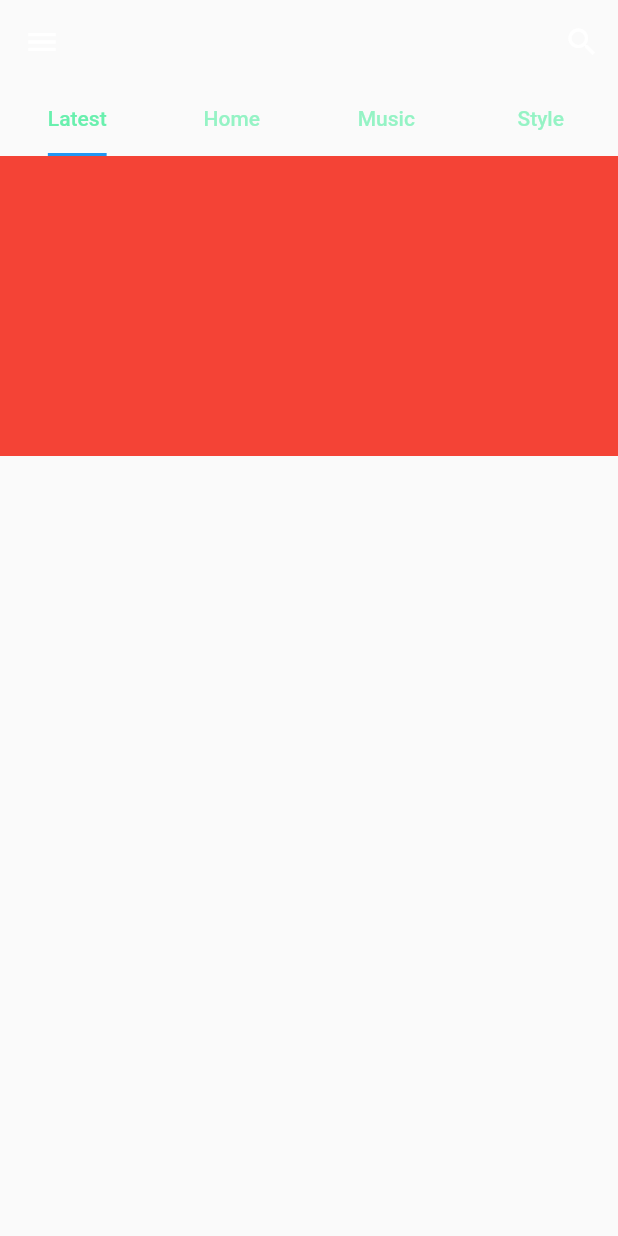
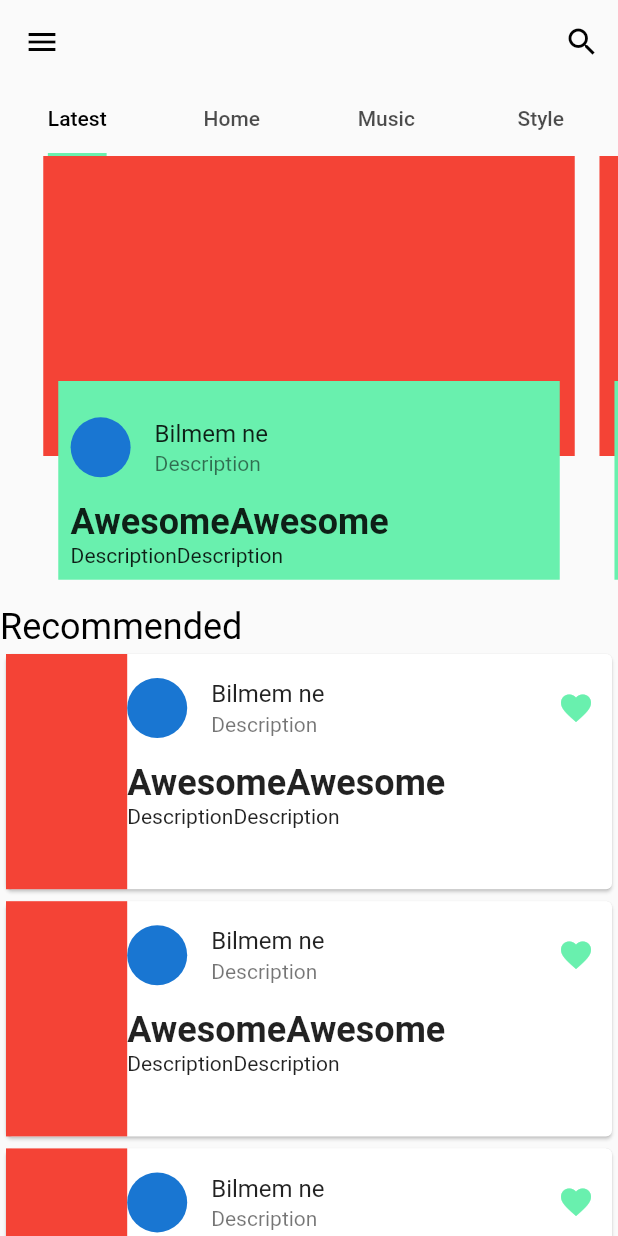
Before and after one commit to furkanagess/fullArchitectureApp, a Flutter app: the screen it shows after launch, after a tap on the "menu" icon, on a phone screen of 412 x 824 dp. Run offline on Flutter 3.47's test engine with Material 2 defaults, Android fonts, the light colour scheme and no system bars; our stand-ins replace auto_size_text, flutter_mobx, flutter_svg, mobx; generated files the repository leaves out were written again.

Commit message:
list_view

```diff
--- a/lib/core/theme/app_theme_light.dart
+++ b/lib/core/theme/app_theme_light.dart
@@ -1,5 +1,3 @@
-import 'dart:js';
-
 import 'package:flutter/material.dart';
 import 'package:random_full_app/core/extension/context_extension.dart';
 
--- a/lib/view/home/feed/view/build_feed_view.dart
+++ b/lib/view/home/feed/view/build_feed_view.dart
@@ -15,14 +15,16 @@ class BuildFeedView extends StatelessWidget {
         model.init();
       },
       onPageBuilder: (context, value) => Scaffold(
-        appBar: _buildAppBar(),
+        appBar: _buildAppBar(context),
         body: DefaultTabController(
           length: 4,
           child: ListView(
             children: [
               TabBar(
+                indicatorColor: context.colors.onPrimary,
+                labelStyle: context.textTheme.bodyLarge,
                 indicatorSize: TabBarIndicatorSize.label,
-                labelColor: context.colors.onPrimary,
+                labelColor: context.colors.primary,
                 tabs: [
                   Tab(
                     text: "Latest",
@@ -38,8 +40,53 @@ class BuildFeedView extends StatelessWidget {
                   ),
                 ],
               ),
-              Container(
+              SizedBox(
                 height: 300,
+                child: PageView.builder(
+                  controller: PageController(viewportFraction: 0.9),
+                  itemCount: 4,
+                  itemBuilder: (context, index) => buildStack(context),
+                ),
+              ),
+              Text(
+                "Recommended",
+                style: context.textTheme.headline5
+                    ?.copyWith(color: context.colors.primary),
+              ),
+              ListView.builder(
+                physics: NeverScrollableScrollPhysics(),
+                itemCount: 4,
+                shrinkWrap: true,
+                itemBuilder: (context, index) => SizedBox(
+                  height: context.dynamicHeight(0.2),
+                  child: Card(
+                    child: Row(
+                      children: [
+                        Expanded(
+                          flex: 2,
+                          child: Container(
+                            color: Colors.red,
+                          ),
+                        ),
+                        Expanded(
+                          flex: 8,
+                          child: buildColumnUserCard(context),
+                        ),
+                      ],
+                    ),
+                  ),
+                ),
+              )
+            ],
+          ),
+        ),
+      ),
+    );
+  }
+
+  Widget buildStack(BuildContext context) {
+    return Padding(
+      padding: context.paddingLowHorizontal,
       child: Stack(
         children: [
           Positioned.fill(
@@ -48,38 +95,68 @@ class BuildFeedView extends StatelessWidget {
               color: context.colors.error,
             ),
           ),
-                    Positioned.fill(
+          Positioned(
             top: 150,
             left: 10,
             right: 10,
-                      child: Column(
-                        children: [
-                          ListTile(),
-                        ],
+            child: Container(
+              color: context.colors.onPrimary,
+              child: Padding(
+                padding: context.paddingLow,
+                child: buildColumnUserCard(context),
+              ),
             ),
           ),
         ],
       ),
-              ),
-            ],
+    );
+  }
+
+  Column buildColumnUserCard(BuildContext context) {
+    return Column(
+      crossAxisAlignment: CrossAxisAlignment.start,
+      children: [
+        ListTile(
+          contentPadding: EdgeInsets.zero,
+          leading: CircleAvatar(),
+          title: Text("Bilmem ne"),
+          subtitle: Text("Description"),
+          trailing: IconButton(
+            onPressed: () {},
+            icon: Icon(
+              Icons.favorite,
+              color: context.colors.onPrimary,
             ),
           ),
         ),
+        Text(
+          "Awesome" * 2,
+          style: context.textTheme.headline5
+              ?.copyWith(fontWeight: FontWeight.bold),
+        ),
+        Text("Description" * 2),
+      ],
     );
   }
 
-  AppBar _buildAppBar() {
+  AppBar _buildAppBar(BuildContext context) {
     return AppBar(
       backgroundColor: Colors.transparent,
       elevation: 0,
       leading: IconButton(
         onPressed: () {},
-        icon: Icon(Icons.menu),
+        icon: Icon(
+          Icons.menu,
+          color: context.colors.primary,
+        ),
       ),
       actions: [
         IconButton(
           onPressed: () {},
-          icon: Icon(Icons.search),
+          icon: Icon(
+            Icons.search,
+            color: context.colors.primary,
+          ),
         ),
       ],
     );
```
Lines whose indentation alone changed are shown as unchanged.
